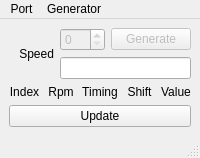
asmaslov/ignitor, file service/ignitor.ui: the form before one commit.
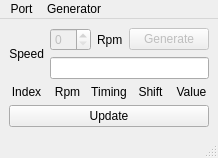
The form after the commit. Icons and pictures are not drawn.

```diff
--- a/service/ignitor.ui
+++ b/service/ignitor.ui
@@ -21,14 +21,21 @@
       </property>
      </widget>
     </item>
-    <item row="3" column="1" colspan="3">
-     <widget class="QPushButton" name="pushButtonUpdate">
-      <property name="text">
-       <string>Update</string>
+    <item row="0" column="2">
+     <widget class="QSpinBox" name="spinBoxSpeedSet">
+      <property name="enabled">
+       <bool>false</bool>
       </property>
      </widget>
     </item>
     <item row="0" column="3">
+     <widget class="QLabel" name="labelSpeedSet">
+      <property name="text">
+       <string>Rpm</string>
+      </property>
+     </widget>
+    </item>
+    <item row="0" column="4">
      <widget class="QPushButton" name="pushButtonGenerate">
       <property name="enabled">
        <bool>false</bool>
@@ -38,14 +45,14 @@
       </property>
      </widget>
     </item>
-    <item row="1" column="2" colspan="2">
+    <item row="1" column="2" colspan="3">
      <widget class="QLineEdit" name="lineEditSpeedReal">
       <property name="readOnly">
        <bool>true</bool>
       </property>
      </widget>
     </item>
-    <item row="2" column="1" colspan="3">
+    <item row="2" column="1" colspan="4">
      <layout class="QGridLayout" name="gridLayoutTimings">
       <item row="0" column="4">
        <widget class="QLabel" name="labelValue">
@@ -99,10 +106,10 @@
       </item>
      </layout>
     </item>
-    <item row="0" column="2">
-     <widget class="QSpinBox" name="spinBoxSpeedSet">
-      <property name="enabled">
-       <bool>false</bool>
+    <item row="3" column="1" colspan="4">
+     <widget class="QPushButton" name="pushButtonUpdate">
+      <property name="text">
+       <string>Update</string>
       </property>
      </widget>
     </item>
@@ -113,7 +120,7 @@
     <rect>
      <x>0</x>
      <y>0</y>
-     <width>659</width>
+     <width>236</width>
      <height>22</height>
     </rect>
    </property>
```
